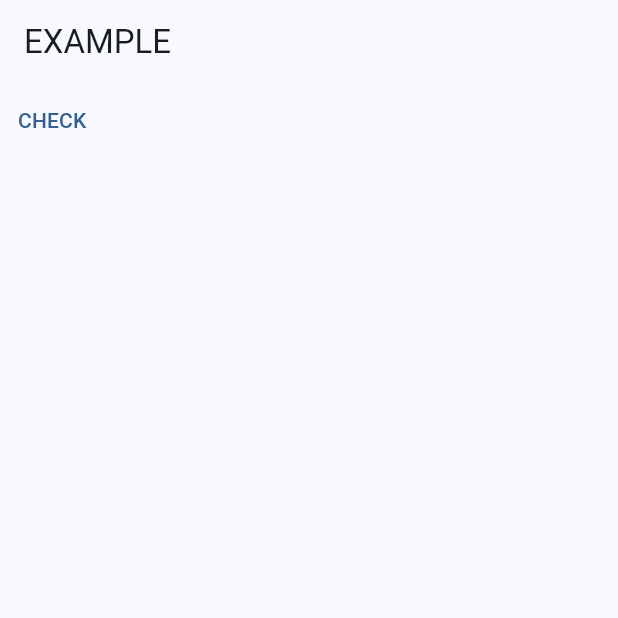
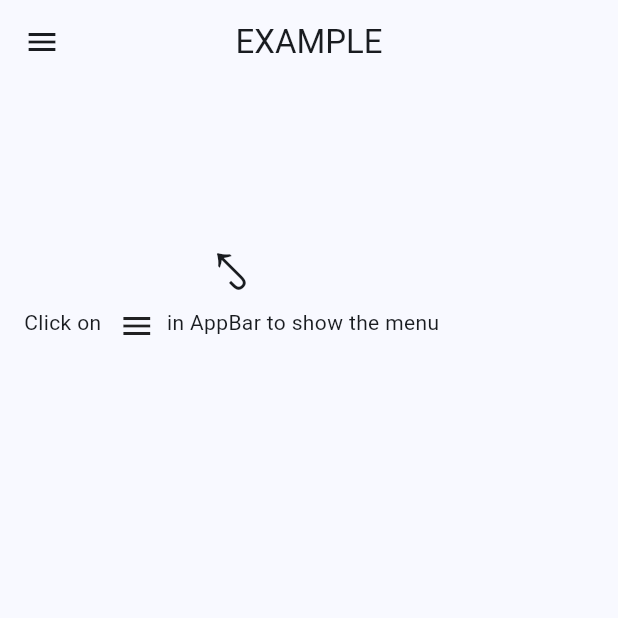
Before and after one commit to flyingV805/Flutter-FancySideMenu, a Flutter app: the screen it shows after launch, on a phone screen of 412 x 824 dp, the top half of it. Run offline on Flutter 3.47's test engine with Material 3 defaults, Android fonts, the phone set to English and light mode, and no system bars.

Commit message:
README.md

```diff
--- a/example/lib/main.dart
+++ b/example/lib/main.dart
@@ -35,12 +35,33 @@ class MyApp extends StatelessWidget {
       home: ScreenWrapper(
         controller: controller,
         scaffold: Scaffold(
-          appBar: AppBar(title: Text('EXAMPLE'),),
-          body: TextButton(
-            onPressed: (){
-              controller.showMenu();
-            },
-            child: Text('CHECK')
+          appBar: AppBar(
+            leading: IconButton(
+              onPressed: (){
+                controller.showMenu();
+              },
+              icon: const Icon(Icons.menu)
+            ),
+            title: const Text('EXAMPLE'),
+            centerTitle: true,
+          ),
+          body: const Padding(
+            padding: EdgeInsets.all(16.0),
+            child: Column(
+              children: [
+                SizedBox(height: 64),
+                Text("⤣", style: TextStyle(fontSize: 48)),
+                Wrap(
+                  children: [
+                    Text('Click on '),
+                    SizedBox(width: 8),
+                    Icon(Icons.menu),
+                    SizedBox(width: 8),
+                    Text('in AppBar to show the menu'),
+                  ],
+                )
+              ],
+            ),
           ),
         ),
         sideMenu: Column(
--- a/lib/src/screen_wrapper.dart
+++ b/lib/src/screen_wrapper.dart
@@ -75,6 +75,7 @@ class ScreenWrapperState extends State<ScreenWrapper> with SingleTickerProviderS
   @override
   Widget build(BuildContext context) {
     return Stack(
+      fit: StackFit.expand,
       children: [
         const Positioned.fill(
           child: ColoredBox(color: Colors.deepPurple/*Theme.of(context).cardColor*/ )
```
Also changed, not shown: decor/demo.gif (added), 2 other files.
